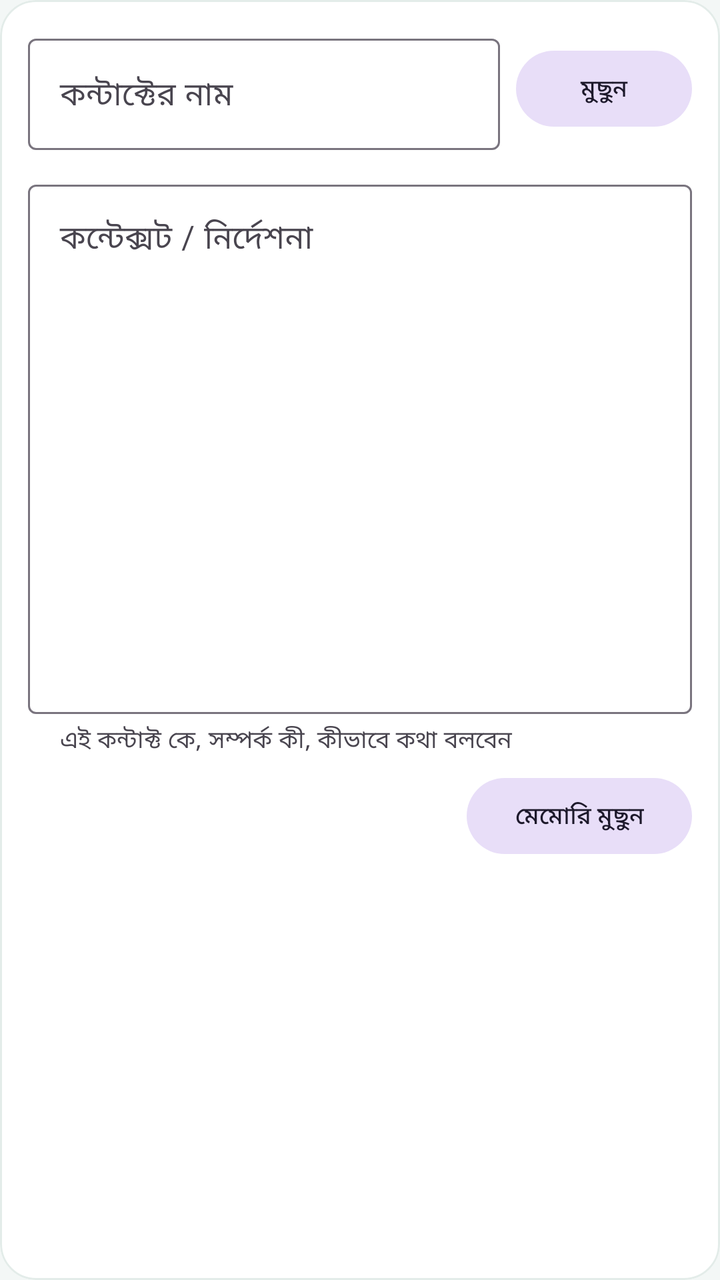
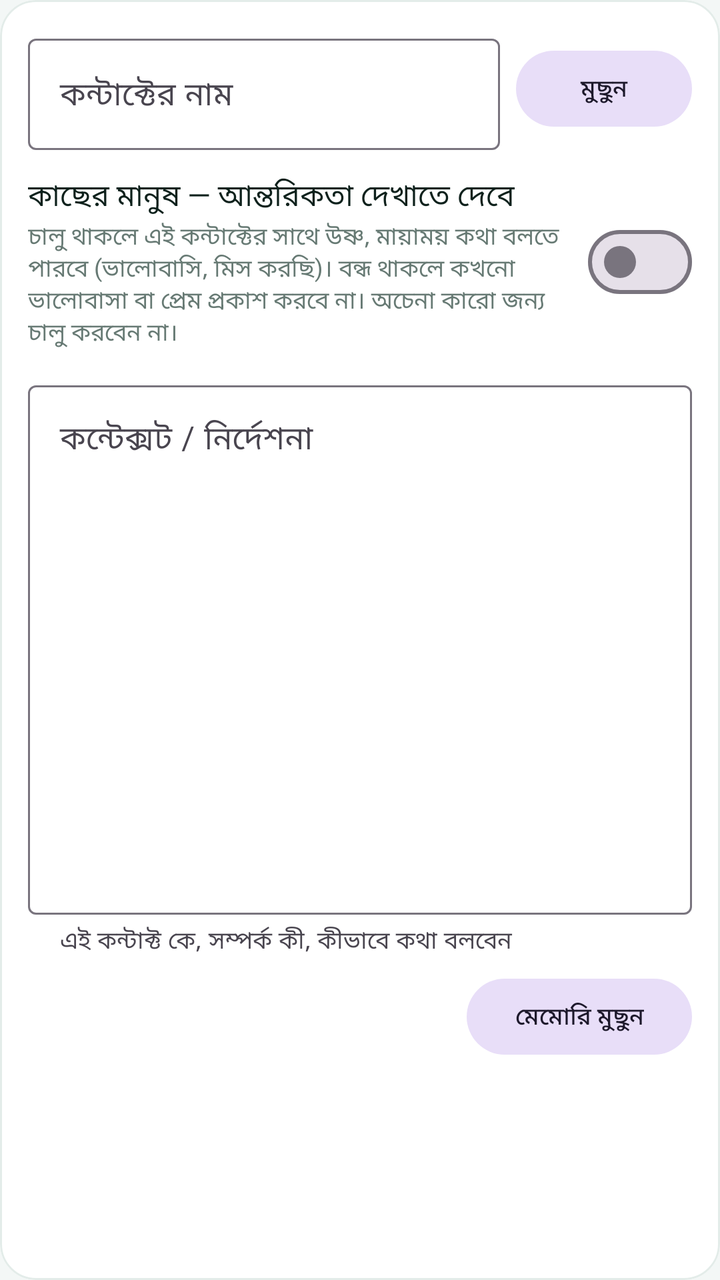

Before-and-after screenshots of an Android layout around one commit, followed by the original layout XML and the change that was made.
<!-- AndroidManifest.xml: application theme Theme.AutoReplyAI -->
<!-- res/layout/item_context_row.xml -->
<?xml version="1.0" encoding="utf-8"?>
<com.google.android.material.card.MaterialCardView xmlns:android="http://schemas.android.com/apk/res/android"
    xmlns:app="http://schemas.android.com/apk/res-auto"
    style="@style/CardSurface"
    android:layout_marginTop="12dp">

    <LinearLayout
        android:layout_width="match_parent"
        android:layout_height="wrap_content"
        android:orientation="vertical"
        android:padding="14dp">

        <LinearLayout
            android:layout_width="match_parent"
            android:layout_height="wrap_content"
            android:gravity="center_vertical"
            android:orientation="horizontal">

            <com.google.android.material.textfield.TextInputLayout
                style="@style/Widget.Material3.TextInputLayout.OutlinedBox"
                android:layout_width="0dp"
                android:layout_height="wrap_content"
                android:layout_marginEnd="8dp"
                android:layout_weight="1"
                android:hint="@string/ctx_name_hint">

                <com.google.android.material.textfield.TextInputEditText
                    android:id="@+id/etCtxName"
                    android:layout_width="match_parent"
                    android:layout_height="wrap_content"
                    android:inputType="text"
                    android:maxLines="1" />
            </com.google.android.material.textfield.TextInputLayout>

            <com.google.android.material.button.MaterialButton
                android:id="@+id/btnRemoveRow"
                style="@style/PillButton"
                android:text="@string/remove" />
        </LinearLayout>

        <com.google.android.material.textfield.TextInputLayout
            style="@style/Widget.Material3.TextInputLayout.OutlinedBox"
            android:layout_width="match_parent"
            android:layout_height="wrap_content"
            android:layout_marginTop="12dp"
            android:hint="@string/ctx_body_hint"
            app:helperText="@string/ctx_body_helper">

            <com.google.android.material.textfield.TextInputEditText
                android:id="@+id/etCtxBody"
                android:layout_width="match_parent"
                android:layout_height="wrap_content"
                android:gravity="top|start"
                android:inputType="textMultiLine"
                android:minLines="12" />
        </com.google.android.material.textfield.TextInputLayout>

        <LinearLayout
            android:layout_width="match_parent"
            android:layout_height="wrap_content"
            android:layout_marginTop="10dp"
            android:gravity="center_vertical"
            android:orientation="horizontal">

            <TextView
                android:id="@+id/tvMemInfo"
                style="@style/RowSub"
                android:layout_width="0dp"
                android:layout_height="wrap_content"
                android:layout_weight="1"
                android:paddingEnd="8dp" />

            <com.google.android.material.button.MaterialButton
                android:id="@+id/btnClearMem"
                style="@style/PillButton"
                android:text="@string/clear_memory" />
        </LinearLayout>
    </LinearLayout>
</com.google.android.material.card.MaterialCardView>
<!-- resources referenced by this layout -->
<resources>
  <string name="clear_memory">মেমোরি মুছুন</string>
  <string name="ctx_body_helper">এই কন্টাক্ট কে, সম্পর্ক কী, কীভাবে কথা বলবেন</string>
  <string name="ctx_body_hint">কন্টেক্সট / নির্দেশনা</string>
  <string name="ctx_name_hint">কন্টাক্টের নাম</string>
  <string name="remove">মুছুন</string>
  <style name="CardSurface">
          <item name="android:layout_width">match_parent</item>
          <item name="android:layout_height">wrap_content</item>
          <item name="cardCornerRadius">18dp</item>
          <item name="cardElevation">0dp</item>
          <item name="strokeColor">@color/stroke</item>
          <item name="strokeWidth">1dp</item>
          <item name="cardBackgroundColor">@color/card</item>
      </style>
  <style name="PillButton" parent="Widget.Material3.Button.TonalButton">
          <item name="android:layout_width">wrap_content</item>
          <item name="android:layout_height">wrap_content</item>
          <item name="android:minHeight">38dp</item>
          <item name="android:textSize">12sp</item>
          <item name="android:insetTop">0dp</item>
          <item name="android:insetBottom">0dp</item>
          <item name="cornerRadius">19dp</item>
      </style>
  <style name="RowSub">
          <item name="android:layout_width">wrap_content</item>
          <item name="android:layout_height">wrap_content</item>
          <item name="android:textColor">@color/text_dim</item>
          <item name="android:textSize">12sp</item>
      </style>
  <style name="Theme.AutoReplyAI" parent="Theme.Material3.Light.NoActionBar">
          <item name="colorPrimary">@color/brand</item>
          <item name="colorOnPrimary">#FFFFFF</item>
          <item name="colorPrimaryContainer">@color/brand_container</item>
          <item name="colorOnPrimaryContainer">@color/brand_dark</item>
          <item name="colorSecondary">@color/brand</item>
          <item name="colorSurface">@color/card</item>
          <item name="colorOnSurface">@color/text</item>
          <item name="android:colorBackground">@color/bg</item>
          <item name="android:statusBarColor">@color/brand_mid</item>
          <item name="android:navigationBarColor">@color/card</item>
          <item name="android:windowLightStatusBar">false</item>
          <item name="android:windowLightNavigationBar" tools:targetApi="27">true</item>
      </style>
  <color name="stroke">#E3ECE9</color>
  <color name="card">#FFFFFF</color>
  <color name="text_dim">#677A74</color>
  <color name="brand">#0E7C66</color>
  <color name="brand_container">#E4F5F0</color>
  <color name="brand_dark">#075546</color>
  <color name="text">#0E211C</color>
  <color name="bg">#F3F7F6</color>
  <color name="brand_mid">#12A182</color>
</resources>

<!-- the commit's change to res/layout/item_context_row.xml (unified diff, before → after) -->
@@ -36,6 +36,35 @@
                 android:id="@+id/btnRemoveRow"
                 style="@style/PillButton"
                 android:text="@string/remove" />
+        </LinearLayout>
+
+        <LinearLayout
+            android:layout_width="match_parent"
+            android:layout_height="wrap_content"
+            android:layout_marginTop="12dp"
+            android:gravity="center_vertical"
+            android:orientation="horizontal">
+
+            <LinearLayout
+                android:layout_width="0dp"
+                android:layout_height="wrap_content"
+                android:layout_weight="1"
+                android:orientation="vertical"
+                android:paddingEnd="10dp">
+
+                <TextView
+                    style="@style/RowLabel"
+                    android:text="@string/ctx_close" />
+
+                <TextView
+                    style="@style/RowSub"
+                    android:text="@string/ctx_close_sub" />
+            </LinearLayout>
+
+            <com.google.android.material.materialswitch.MaterialSwitch
+                android:id="@+id/switchCtxClose"
+                android:layout_width="wrap_content"
+                android:layout_height="wrap_content" />
         </LinearLayout>
 
         <com.google.android.material.textfield.TextInputLayout
<!-- resource entries referenced after the edit -->
@@ -3,6 +3,8 @@
   <string name="clear_memory">মেমোরি মুছুন</string>
   <string name="ctx_body_helper">এই কন্টাক্ট কে, সম্পর্ক কী, কীভাবে কথা বলবেন</string>
   <string name="ctx_body_hint">কন্টেক্সট / নির্দেশনা</string>
+  <string name="ctx_close">কাছের মানুষ — আন্তরিকতা দেখাতে দেবে</string>
+  <string name="ctx_close_sub">চালু থাকলে এই কন্টাক্টের সাথে উষ্ণ, মায়াময় কথা বলতে পারবে ("ভালোবাসি", "মিস করছি")। বন্ধ থাকলে কখনো ভালোবাসা বা প্রেম প্রকাশ করবে না। অচেনা কারো জন্য চালু করবেন না।</string>
   <string name="ctx_name_hint">কন্টাক্টের নাম</string>
   <string name="remove">মুছুন</string>
   <style name="CardSurface">
@@ -22,6 +24,12 @@
           <item name="android:insetTop">0dp</item>
           <item name="android:insetBottom">0dp</item>
           <item name="cornerRadius">19dp</item>
+      </style>
+  <style name="RowLabel">
+          <item name="android:layout_width">wrap_content</item>
+          <item name="android:layout_height">wrap_content</item>
+          <item name="android:textColor">@color/text</item>
+          <item name="android:textSize">15sp</item>
       </style>
   <style name="RowSub">
           <item name="android:layout_width">wrap_content</item>
@@ -45,11 +53,11 @@
       </style>
   <color name="stroke">#E3ECE9</color>
   <color name="card">#FFFFFF</color>
+  <color name="text">#0E211C</color>
   <color name="text_dim">#677A74</color>
   <color name="brand">#0E7C66</color>
   <color name="brand_container">#E4F5F0</color>
   <color name="brand_dark">#075546</color>
-  <color name="text">#0E211C</color>
   <color name="bg">#F3F7F6</color>
   <color name="brand_mid">#12A182</color>
 </resources>
